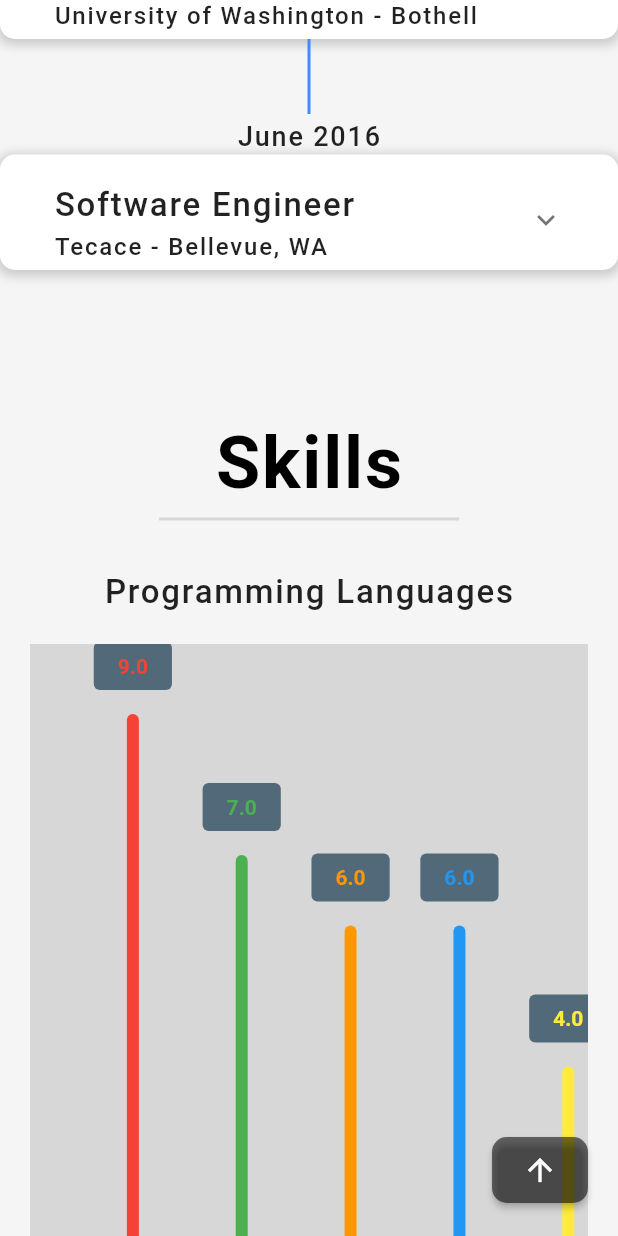
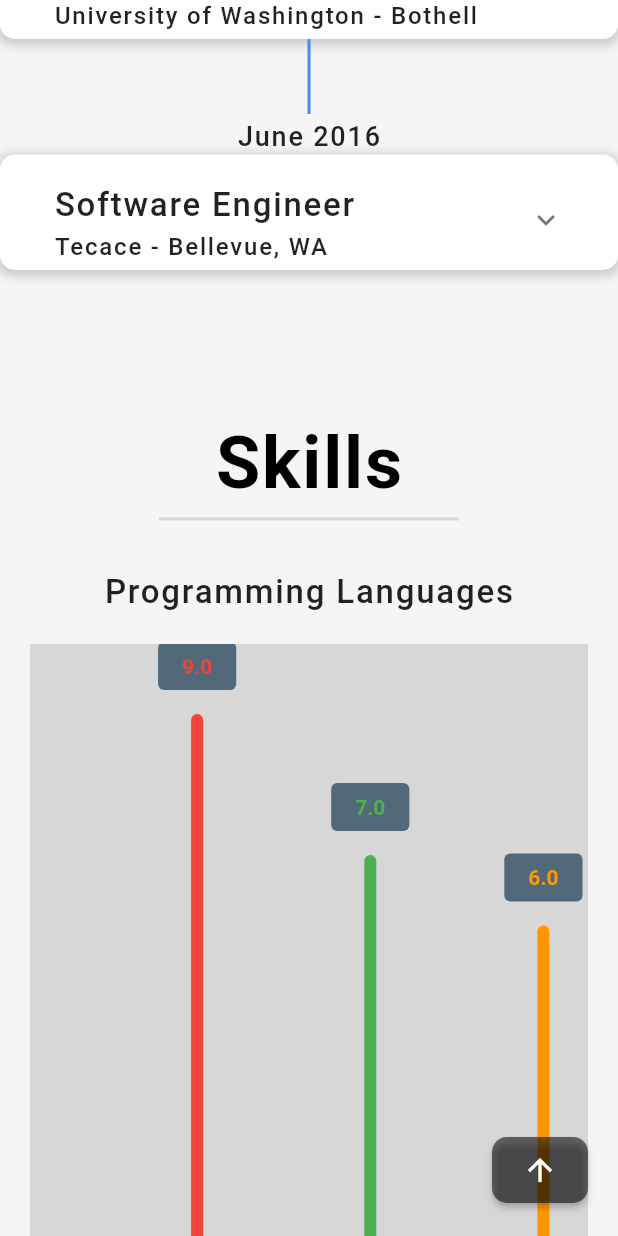
Before and after one commit to dee12452/gahood.io, a Flutter app: the screen it shows after launch, scrolled down 2880 dp, on a phone screen of 412 x 824 dp. Run offline on Flutter 3.47's test engine with Material 2 defaults, Android fonts, the phone set to English and light mode, and no system bars; drawn by our look-alikes of fl_chart; our stand-ins replace percent_indicator.

Commit message:
Better spacing, change email

```diff
--- a/lib/home_page.dart
+++ b/lib/home_page.dart
@@ -151,7 +151,7 @@ class HomePage extends StatelessWidget {
                   children: [
                     DescriptionText(text: 'Adam Charlton'),
                     DescriptionText(text: '661-904-4938'),
-                    DescriptionText(text: 'adam.charlton12452@gmail.com'),
+                    DescriptionText(text: 'dee12452@gmail.com'),
                   ],
                 ),
                 const SizedBox(
--- a/lib/widgets/skills_graph.dart
+++ b/lib/widgets/skills_graph.dart
@@ -24,7 +24,7 @@ class SkillsGraph extends StatelessWidget {
             scrollDirection: Axis.horizontal,
             child: SizedBox(
               height: 500,
-              width: 500,
+              width: 800,
               child: BarChart(
                 BarChartData(
                   backgroundColor: Colors.black12,
@@ -145,11 +145,17 @@ class SkillsGraph extends StatelessWidget {
             child: Row(
               children: [
                 _ToolPercentIndicator(tool: 'Spring Boot', percent: .75),
+                SizedBox(width: 10),
                 _ToolPercentIndicator(tool: 'Flutter', percent: .65),
+                SizedBox(width: 10),
                 _ToolPercentIndicator(tool: 'Node.js', percent: .6),
+                SizedBox(width: 10),
                 _ToolPercentIndicator(tool: 'Docker', percent: .6),
+                SizedBox(width: 10),
                 _ToolPercentIndicator(tool: 'Django', percent: .55),
+                SizedBox(width: 10),
                 _ToolPercentIndicator(tool: 'SQL', percent: .45),
+                SizedBox(width: 10),
                 _ToolPercentIndicator(tool: 'NoSQL', percent: .4),
               ],
             ),
```
